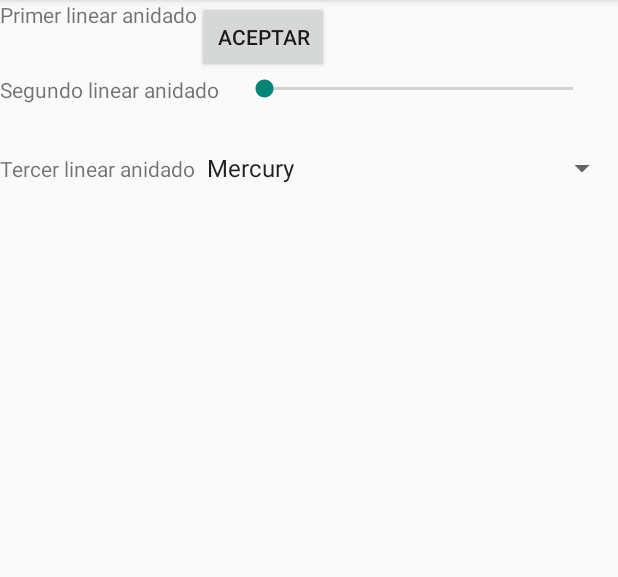
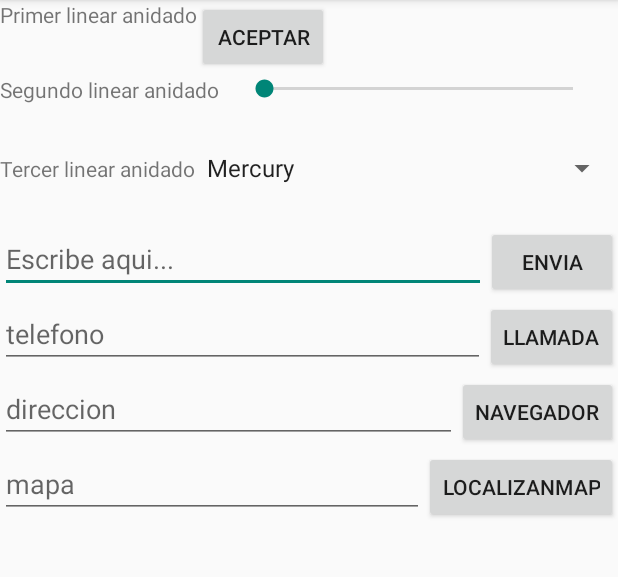
Before and after one commit to AaronADRC88/ParrillaBoton, an Android app: the screen it shows after launch (MainActivity), on a phone screen of 412 x 824 dp, the part 84-661 px from its top. Run offline under Robolectric (Android 15) with nearby library versions, the phone set to English and light mode, and no system bars.

Commit message:
indents implicito y explicito

```diff
--- a/ParrillaBoton/app/build.gradle
+++ b/ParrillaBoton/app/build.gradle
@@ -22,4 +22,5 @@ android {
 dependencies {
     compile fileTree(dir: 'libs', include: ['*.jar'])
     compile 'com.android.support:appcompat-v7:23.1.0'
+    compile 'com.android.support:design:23.1.0'
 }
--- a/ParrillaBoton/app/src/main/res/layout/activity_main.xml
+++ b/ParrillaBoton/app/src/main/res/layout/activity_main.xml
@@ -48,7 +48,7 @@
     <LinearLayout xmlns:android="http://schemas.android.com/apk/res/android"
 
         android:layout_width="fill_parent"
-        android:layout_height="match_parent"
+        android:layout_height="50dp"
         android:orientation="horizontal">
         <TextView
             android:id="@+id/text3"
@@ -61,4 +61,93 @@
             android:layout_height="wrap_content" />
 
     </LinearLayout>
+
+    <LinearLayout xmlns:android="http://schemas.android.com/apk/res/android"
+
+        android:layout_width="fill_parent"
+        android:layout_height="50dp"
+        android:orientation="horizontal">
+        <EditText android:id="@+id/edit_message"
+            android:layout_weight="1"
+            android:layout_width="0dp"
+            android:layout_height="wrap_content"
+            android:hint="@string/edit_message" />
+
+        <Button
+            android:id="@+id/btSend"
+            android:layout_width="wrap_content"
+            android:layout_height="wrap_content"
+            android:layout_gravity="center"
+            android:onClick="sendMessage"
+            android:text="@string/send"
+            />
+
+
+    </LinearLayout>
+    <LinearLayout xmlns:android="http://schemas.android.com/apk/res/android"
+
+        android:layout_width="fill_parent"
+        android:layout_height="50dp"
+        android:orientation="horizontal">
+        <EditText android:id="@+id/edit_tel"
+            android:layout_weight="1"
+            android:layout_width="0dp"
+            android:layout_height="wrap_content"
+            android:hint="@string/edit_tel" />
+
+        <Button
+            android:id="@+id/btLlama"
+            android:layout_width="wrap_content"
+            android:layout_height="wrap_content"
+            android:layout_gravity="center"
+            android:onClick="llama"
+            android:text="@string/llama"
+            />
+
+
+    </LinearLayout>
+    <LinearLayout xmlns:android="http://schemas.android.com/apk/res/android"
+
+        android:layout_width="fill_parent"
+        android:layout_height="50dp"
+        android:orientation="horizontal">
+        <EditText android:id="@+id/edit_url"
+            android:layout_weight="1"
+            android:layout_width="0dp"
+            android:layout_height="wrap_content"
+            android:hint="@string/edit_url" />
+
+        <Button
+            android:id="@+id/btNavega"
+            android:layout_width="wrap_content"
+            android:layout_height="wrap_content"
+            android:layout_gravity="center"
+            android:onClick="navega"
+            android:text="@string/navega"
+            />
+
+
+    </LinearLayout>
+    <LinearLayout xmlns:android="http://schemas.android.com/apk/res/android"
+
+        android:layout_width="fill_parent"
+        android:layout_height="50dp"
+        android:orientation="horizontal">
+        <EditText android:id="@+id/edit_mapa"
+            android:layout_weight="1"
+            android:layout_width="0dp"
+            android:layout_height="wrap_content"
+            android:hint="@string/edit_mapa" />
+
+        <Button
+            android:id="@+id/btBuscaMapa"
+            android:layout_width="wrap_content"
+            android:layout_height="wrap_content"
+            android:layout_gravity="center"
+            android:onClick="localiza"
+            android:text="@string/buscaMapa"
+            />
+
+
+    </LinearLayout>
 </LinearLayout>
--- a/ParrillaBoton/app/src/main/res/values/dimens.xml
+++ b/ParrillaBoton/app/src/main/res/values/dimens.xml
@@ -2,4 +2,5 @@
     <!-- Default screen margins, per the Android Design guidelines. -->
     <dimen name="activity_horizontal_margin">16dp</dimen>
     <dimen name="activity_vertical_margin">16dp</dimen>
+    <dimen name="fab_margin">16dp</dimen>
 </resources>
--- a/ParrillaBoton/app/src/main/res/values/strings.xml
+++ b/ParrillaBoton/app/src/main/res/values/strings.xml
@@ -7,6 +7,8 @@
     <string name="Linear1">Primer linear anidado</string>
     <string name="Linear2">Segundo linear anidado</string>
     <string name="Linear3">Tercer linear anidado</string>
+    <string name="Linear4">edit_message</string>
+    <string name="send" >envia</string>
     <string-array name="planets_array">
         <item>Mercury</item>
         <item>Venus</item>
@@ -17,5 +19,14 @@
         <item>Uranus</item>
         <item>Neptune</item>
     </string-array>
+    <string name="title_activity_extra">Extra</string>
+    <string name="title_activity_display_message">Nueva</string>
+    <string name="edit_message">Escribe aqui...</string>
+    <string name="edit_tel">telefono</string>
+    <string name="llama">llamada</string>
+    <string name="edit_mapa">mapa</string>
+    <string name="buscaMapa">localizaNMap</string>
+    <string name="edit_url">direccion</string>
+    <string name="navega">navegador</string>
 
 </resources>
--- a/ParrillaBoton/app/src/main/res/values/styles.xml
+++ b/ParrillaBoton/app/src/main/res/values/styles.xml
@@ -4,5 +4,11 @@
     <style name="AppTheme" parent="Theme.AppCompat.Light.DarkActionBar">
         <!-- Customize your theme here. -->
     </style>
+    <style name="AppTheme.NoActionBar">
+        <item name="windowActionBar">false</item>
+        <item name="windowNoTitle">true</item>
+    </style>
+    <style name="AppTheme.AppBarOverlay" parent="ThemeOverlay.AppCompat.Dark.ActionBar" />
+    <style name="AppTheme.PopupOverlay" parent="ThemeOverlay.AppCompat.Light" />
 
 </resources>
```
Also changed, not shown: ParrillaBoton/app/src/main/AndroidManifest.xml (+18 -3 lines), ParrillaBoton/app/src/main/java/com/example/aferreiradominguez/parrillaboton/MainActivity.java (+39 -4 lines), 1 other file.
